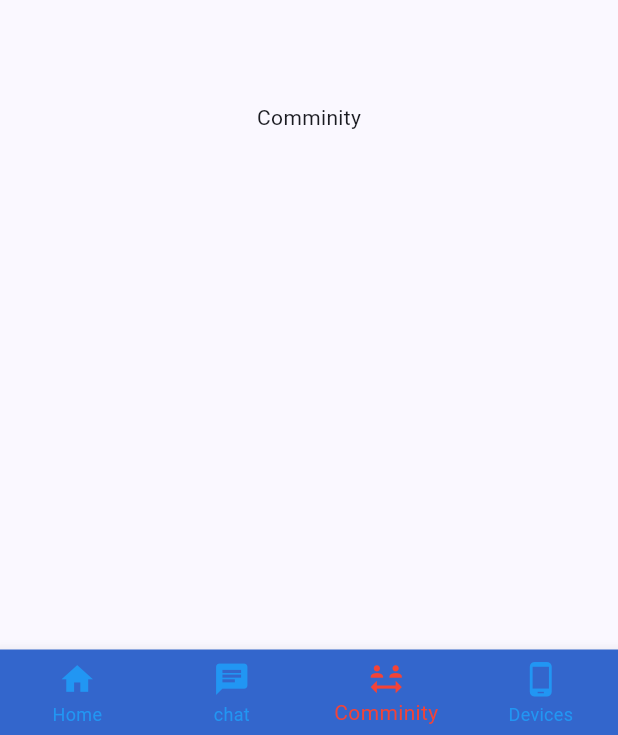
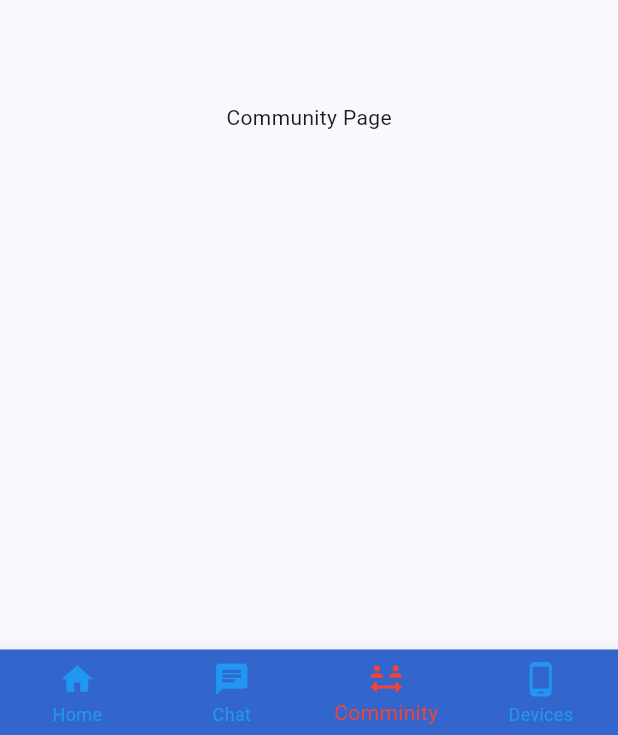
Before and after one commit to abdullahessamm/AI-Care, a Flutter app: the screen it shows after launch, item 3 of the bottom bar chosen, on a phone screen of 412 x 824 dp. Shown: the part 498-1233 px from the top of the screen. Run offline on Flutter 3.47's test engine with Material 3 defaults, Android fonts, the phone set to English and light mode, and no system bars.

Commit message:
improve bottom bar code and init pages of main view

```diff
--- a/lib/core/widgets/bottom_bar.dart
+++ b/lib/core/widgets/bottom_bar.dart
@@ -1,7 +1,17 @@
 import 'package:flutter/material.dart';
 
+class BottomBarItem {
+  final Icon icon;
+  final String? label;
+
+  const BottomBarItem({
+    required this.icon,
+    this.label,
+  });
+}
+
 class BottomBar extends StatefulWidget {
-  final List<Map> items;
+  final List<BottomBarItem> items;
   final Color backgroundColor;
   final Color selectedColor;
   final Color unSelectedColor;
@@ -33,8 +43,8 @@ class _BottomBarState extends State<BottomBar> {
   List<BottomNavigationBarItem> _buildBottomNavigationItems() {
     return widget.items.map((item) {
       return BottomNavigationBarItem(
-        icon: item['icon'],
-        label: item['label'],
+        icon: item.icon,
+        label: item.label,
       );
     }).toList();
   }
--- a/lib/main.dart
+++ b/lib/main.dart
@@ -1,4 +1,4 @@
-import 'package:ai_care/presentation/pages/main_view.dart';
+import 'package:ai_care/presentation/views/main_view.dart';
 import 'package:flutter/material.dart';
 
 void main() {
--- /dev/null
+++ b/lib/presentation/pages/main_view/community_page.dart
@@ -0,0 +1,25 @@
+import 'package:ai_care/core/widgets/bottom_bar.dart';
+import 'package:ai_care/presentation/pages/main_view/main_view_page.dart';
+import 'package:flutter/material.dart';
+
+class CommunityPage extends StatefulWidget implements MainViewPage {
+  const CommunityPage({super.key});
+
+  @override
+  State<CommunityPage> createState() => _CommunityPageState();
+
+  @override
+  BottomBarItem getBottomBarItem() {
+    return const BottomBarItem(
+      icon: Icon(Icons.social_distance, size: MainViewPage.bottomBarIconSize),
+      label: 'Comminity',
+    );
+  }
+}
+
+class _CommunityPageState extends State<CommunityPage> {
+  @override
+  Widget build(BuildContext context) {
+    return const Center(child: Text("Community Page"));
+  }
+}
--- /dev/null
+++ b/lib/presentation/pages/main_view/main_view_page.dart
@@ -0,0 +1,10 @@
+import 'package:ai_care/core/widgets/bottom_bar.dart';
+import 'package:flutter/material.dart';
+
+abstract class MainViewPage extends Widget {
+  static const double bottomBarIconSize = 25;
+
+  const MainViewPage({super.key});
+
+  BottomBarItem getBottomBarItem();
+}
--- a/lib/presentation/pages/main_view.dart
+++ b/lib/presentation/views/main_view.dart
@@ -1,6 +1,19 @@
 import 'package:ai_care/core/constants/app_color.dart';
 import 'package:ai_care/core/widgets/bottom_bar.dart';
+import 'package:ai_care/presentation/pages/main_view/main_view_page.dart';
 import 'package:flutter/material.dart';
+import 'package:ai_care/presentation/pages/main_view/home_page.dart';
+import 'package:ai_care/presentation/pages/main_view/chats_page.dart';
+import 'package:ai_care/presentation/pages/main_view/community_page.dart';
+import 'package:ai_care/presentation/pages/main_view/devices_page.dart';
+
+// list of pages
+const List<MainViewPage> _pages = [
+  HomePage(),
+  ChatsPage(),
+  CommunityPage(),
+  DevicesPage(),
+];
 
 class MainView extends StatefulWidget {
   const MainView({super.key});
@@ -11,13 +24,6 @@ class MainView extends StatefulWidget {
 
 class _MainViewState extends State<MainView> {
   int _currentPageIndex = 0;
-
-  final List<Widget> _pages = [
-    const Center(child: Text('Home ')),
-    const Center(child: Text('chat ')),
-    const Center(child: Text('Comminity')),
-    const Center(child: Text('Devices')),
-  ];
 
   void changePage(int index) {
     setState(() {
@@ -30,7 +36,7 @@ class _MainViewState extends State<MainView> {
     return Scaffold(
       appBar: AppBar(
         backgroundColor: AppColors.primary,
-        actions: [
+        actions: const [
           Icon(
             Icons.person,
             size: 25,
@@ -43,30 +49,7 @@ class _MainViewState extends State<MainView> {
           selectedColor: Colors.red,
           unSelectedColor: Colors.blue,
           onChange: changePage,
-          items: [
-            {
-              'label': 'Home',
-              'icon': Icon(
-                Icons.home,
-                size: 25,
-              ),
-            },
-            {
-              'label': 'chat',
-              'icon': Icon(
-                Icons.chat,
-                size: 25,
-              ),
-            },
-            {
-              'label': 'Comminity',
-              'icon': Icon(Icons.social_distance, size: 25),
-            },
-            {
-              'label': 'Devices',
-              'icon': Icon(Icons.phone_android, size: 25),
-            },
-          ]),
+          items: _pages.map((page) => page.getBottomBarItem()).toList()),
       body: _pages[_currentPageIndex],
     );
   }
```
Also changed, not shown: lib/presentation/layouts/app_layout.dart (deleted, +0 -25 lines), lib/presentation/pages/main_view/chats_page.dart (added, +25 -0 lines), lib/presentation/pages/main_view/devices_page.dart (added, +25 -0 lines), lib/presentation/pages/main_view/home_page.dart (added, +25 -0 lines).
